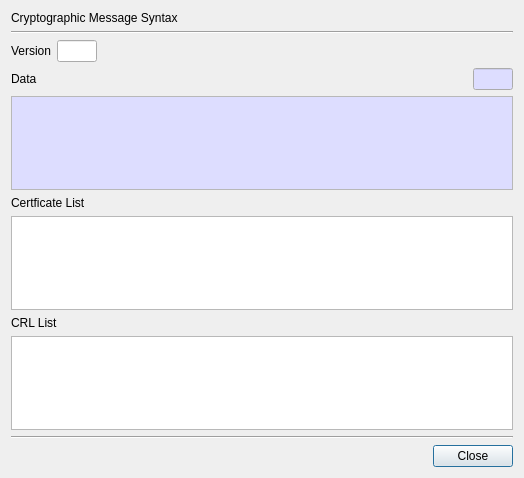
Old version of the form BerEditor/cms_info_dlg.ui in the repository jykim74/BerEditor.
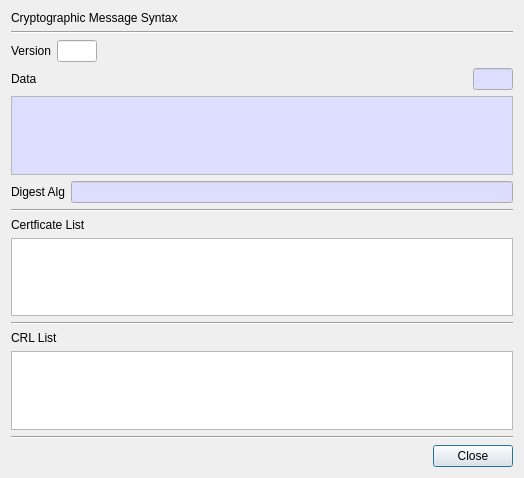
New version of the form.

Commit message: PKCS7 SignedData Info 작업

The edit to the form file:
```diff
--- a/BerEditor/cms_info_dlg.ui
+++ b/BerEditor/cms_info_dlg.ui
@@ -184,6 +184,61 @@
      </property>
     </widget>
    </item>
+   <item>
+    <layout class="QGridLayout" name="gridLayout_4">
+     <property name="topMargin">
+      <number>0</number>
+     </property>
+     <item row="0" column="0">
+      <widget class="QLabel" name="label_6">
+       <property name="text">
+        <string>Digest Alg</string>
+       </property>
+      </widget>
+     </item>
+     <item row="0" column="1">
+      <widget class="QLineEdit" name="mDigestAlgText">
+       <property name="palette">
+        <palette>
+         <active>
+          <colorrole role="Base">
+           <brush brushstyle="SolidPattern">
+            <color alpha="255">
+             <red>221</red>
+             <green>221</green>
+             <blue>255</blue>
+            </color>
+           </brush>
+          </colorrole>
+         </active>
+         <inactive>
+          <colorrole role="Base">
+           <brush brushstyle="SolidPattern">
+            <color alpha="255">
+             <red>221</red>
+             <green>221</green>
+             <blue>255</blue>
+            </color>
+           </brush>
+          </colorrole>
+         </inactive>
+         <disabled/>
+        </palette>
+       </property>
+       <property name="readOnly">
+        <bool>true</bool>
+       </property>
+      </widget>
+     </item>
+    </layout>
+   </item>
+   <item>
+    <widget class="Line" name="line_3">
+     <property name="orientation">
+      <enum>Qt::Horizontal</enum>
+     </property>
+    </widget>
+   </item>
    <item>
     <widget class="QLabel" name="label_4">
      <property name="text">
@@ -194,6 +249,13 @@
    <item>
     <widget class="QTableWidget" name="mCertTable"/>
    </item>
+   <item>
+    <widget class="Line" name="line_4">
+     <property name="orientation">
+      <enum>Qt::Horizontal</enum>
+     </property>
+    </widget>
+   </item>
    <item>
     <widget class="QLabel" name="label_5">
      <property name="text">
```
The commit also changes 1 other file.
